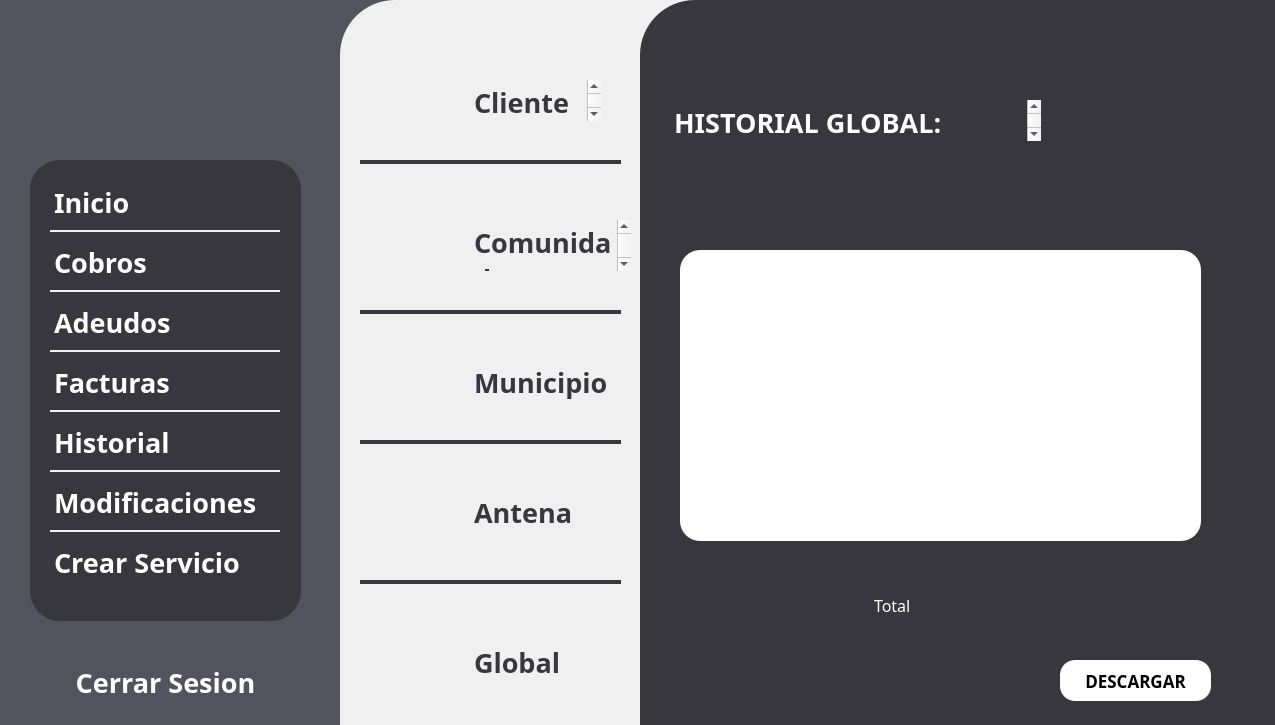
This is app/frontend/pantalla_historial_global.ui in uRicardoCaballero/Radcomtest as Qt 5 draws it before an edit. The edited form follows.
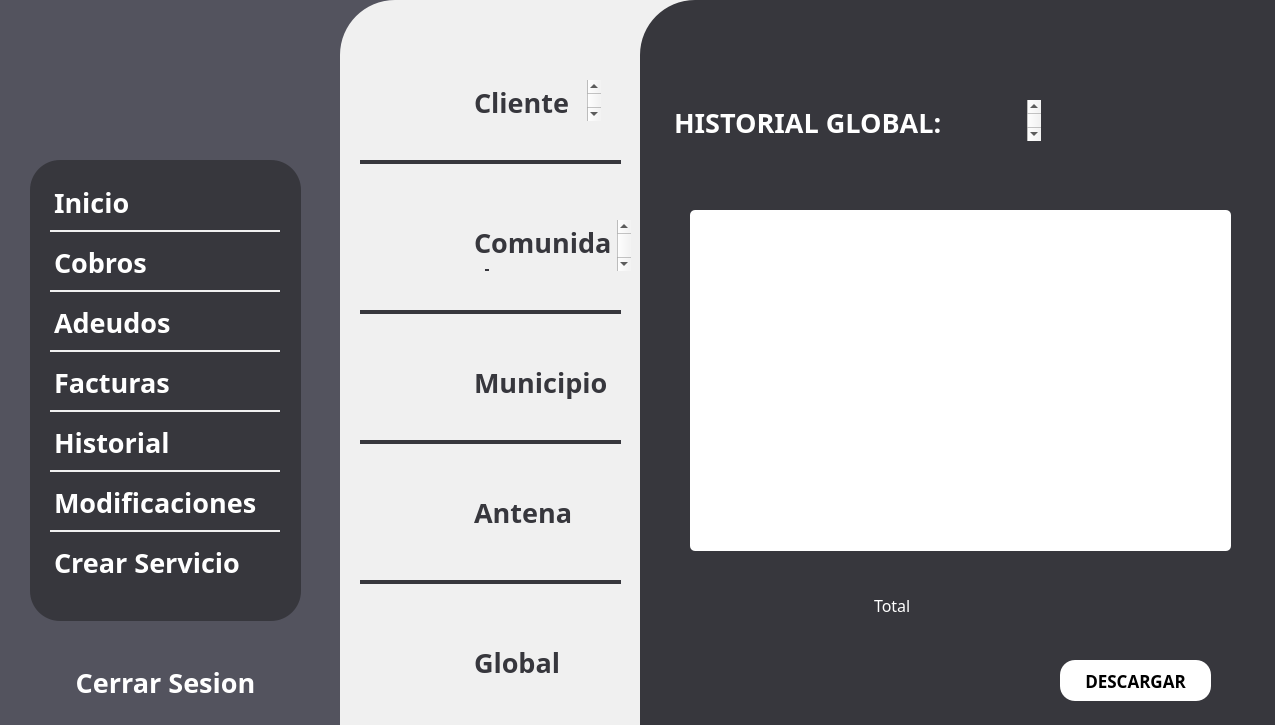
This is the edited form. Icons and pictures are not drawn.

```diff
--- a/app/frontend/pantalla_historial_global.ui
+++ b/app/frontend/pantalla_historial_global.ui
@@ -299,20 +299,22 @@
       <string>DESCARGAR</string>
      </property>
     </widget>
-    <widget class="QTableView" name="tableView">
+    <widget class="QTableWidget" name="Table">
      <property name="geometry">
       <rect>
-       <x>40</x>
-       <y>250</y>
-       <width>521</width>
-       <height>291</height>
+       <x>50</x>
+       <y>210</y>
+       <width>541</width>
+       <height>341</height>
       </rect>
      </property>
      <property name="styleSheet">
-      <string notr="true">QTableView{
-	background: #FFFFFF;
-	border-radius: 20px; 
+      <string notr="true">QTableWidget{
+ 	background: #FFFFFF;
 	color: #37373d;
+	border-radius: 5px;
+	font-family: Montserrat; /* Type of font */
+    font-size: 16px;                /* Size of the text */
 }</string>
      </property>
     </widget>
```
Left out of the diff: 12 changed lines with no effect on the pictures.
